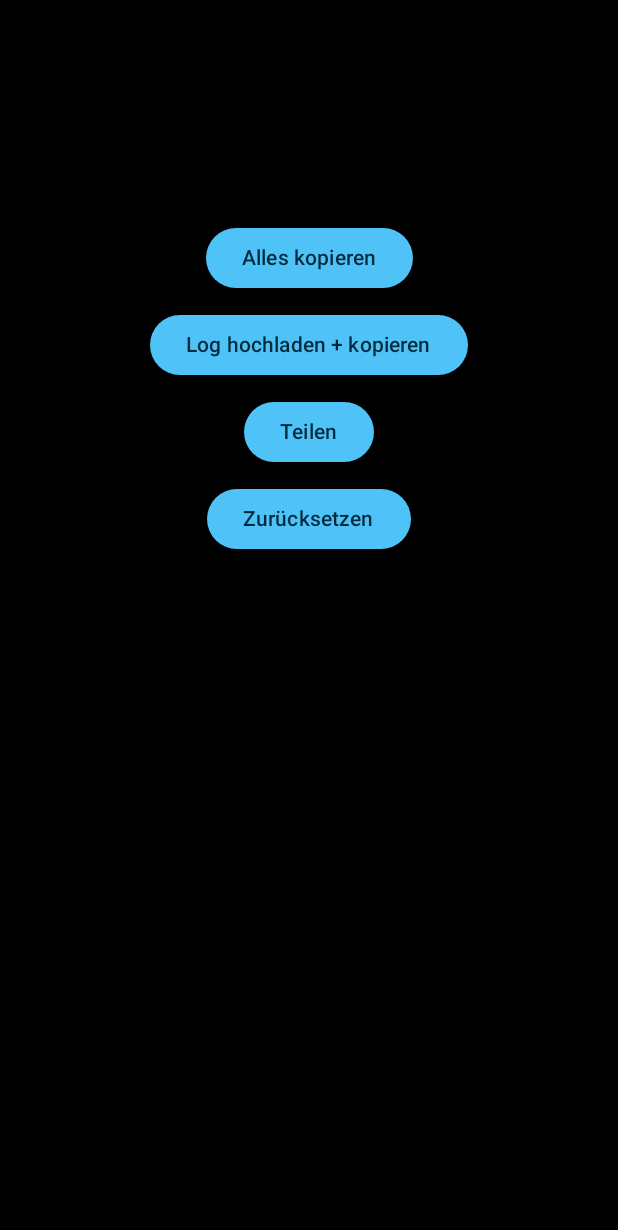
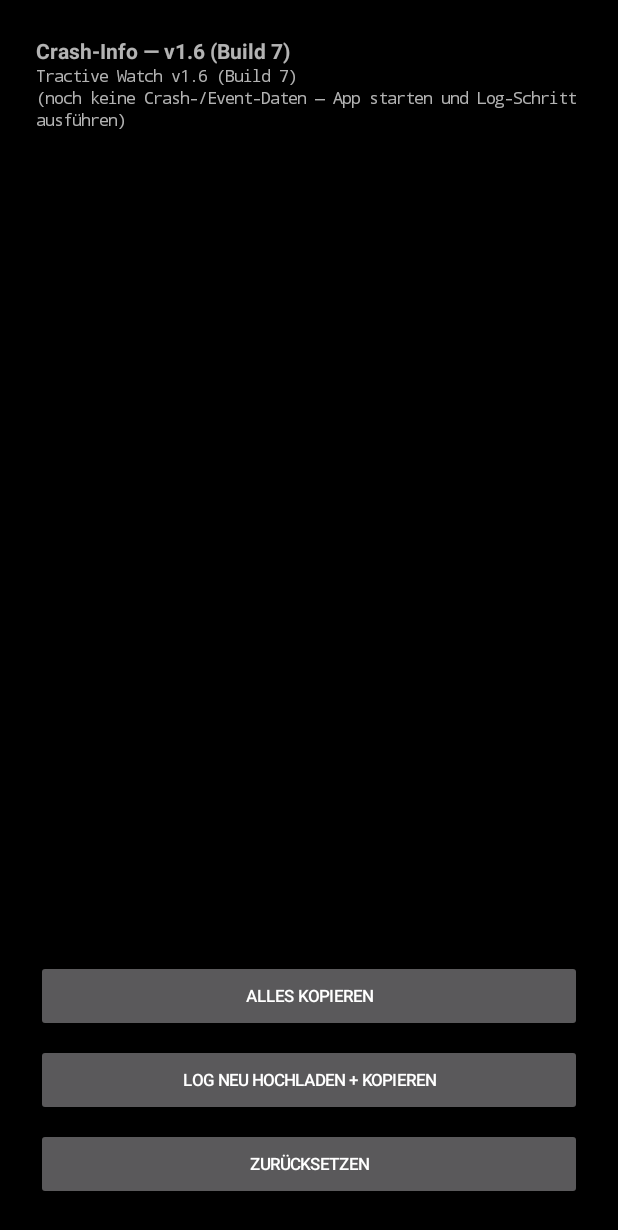
Before and after one commit to jbecker-it/tractive-watch, an Android app built with Jetpack Compose: the screen it shows after launch (CrashInfoActivity), on a phone screen of 412 x 824 dp. Shown: the top 1230 px of the screen. Run offline under Robolectric (Android 15) with nearby library versions, the phone set to English and light mode, and no system bars.

Commit message:
v1.6: Google-Login-Fix (startActivityForResult), AppLog-Event-Trail, Crash-Info auf plain Views mit Fallback

```diff
--- a/app/build.gradle.kts
+++ b/app/build.gradle.kts
@@ -12,8 +12,8 @@ android {
         applicationId = "de.jbecker.tractivewatch"
         minSdk = 30
         targetSdk = 35
-        versionCode = 6
-        versionName = "1.5"
+        versionCode = 7
+        versionName = "1.6"
     }
 
     buildTypes {
--- a/app/src/main/java/de/jbecker/tractivewatch/CrashInfoActivity.kt
+++ b/app/src/main/java/de/jbecker/tractivewatch/CrashInfoActivity.kt
@@ -1,123 +1,149 @@
 package de.jbecker.tractivewatch
 
-import android.content.Intent
+import android.content.ClipData
+import android.content.ClipboardManager
+import android.content.Context
+import android.graphics.Typeface
 import android.os.Bundle
+import android.view.Gravity
+import android.view.View
+import android.view.ViewGroup
+import android.widget.Button
+import android.widget.LinearLayout
+import android.widget.ScrollView
+import android.widget.TextView
 import android.widget.Toast
 import androidx.activity.ComponentActivity
-import androidx.activity.compose.setContent
-import androidx.compose.foundation.layout.Arrangement
-import androidx.compose.foundation.layout.Column
-import androidx.compose.foundation.layout.fillMaxSize
-import androidx.compose.foundation.layout.padding
-import androidx.compose.foundation.rememberScrollState
-import androidx.compose.foundation.verticalScroll
-import androidx.compose.material3.Button
-import androidx.compose.material3.Text
-import androidx.compose.runtime.getValue
-import androidx.compose.runtime.mutableStateOf
-import androidx.compose.runtime.remember
-import androidx.compose.runtime.setValue
-import androidx.compose.ui.Alignment
-import androidx.compose.ui.Modifier
-import androidx.compose.ui.platform.LocalClipboardManager
-import androidx.compose.ui.text.AnnotatedString
-import androidx.compose.ui.text.font.FontFamily
-import androidx.compose.ui.unit.dp
-import androidx.compose.ui.unit.sp
+import de.jbecker.tractivewatch.data.AppLog
 import de.jbecker.tractivewatch.data.CrashLog
-import de.jbecker.tractivewatch.ui.TractiveWatchTheme
 
 /**
- * Crash-Info (Launcher-Icon): zeigt Version, letzten Crash, Log-URL und das
- * volle Log — als Compose-Layout (rund-sicher, wie der Rest der App).
- * Alle Datenzugriffe sind in runCatching gehüllt, damit dieser Screen nie selbst crasht.
+ * Crash-Info (Launcher-Icon): zeigt Version, letzten Crash, Log-URL,
+ * das volle Log UND den Event-Trail (App-EVENT-LOG) — damit ist auch
+ * ohne adb logcat sichtbar, an welcher Stelle der Login hängen blieb.
+ *
+ * v1.6: plain Views (die Compose-Variante zeigte einen schwarzen Screen;
+ * die plain-View-Variante v1.4 hat sich auf der Watch als rendern bewährt)
+ * + Wear-Plattform-Theme (rund-sicher) + harter Fallback, falls etwas wirft.
  */
 class CrashInfoActivity : ComponentActivity() {
 
     override fun onCreate(savedInstanceState: Bundle?) {
         super.onCreate(savedInstanceState)
-        val version = "${BuildConfig.VERSION_NAME} (Build ${BuildConfig.VERSION_CODE})"
-        val summary = runCatching { CrashLog.lastSummary(this) }.getOrNull()
-        val url = runCatching { CrashLog.lastUrl(this) }.getOrNull()
-        val log = runCatching { CrashLog.fileContent(this, 8000) }.getOrNull()
-        val allText = buildString {
-            append("Tractive Watch v").append(version).append('\n')
-            summary?.let { append(it).append('\n') }
-            url?.let { append("Log-URL: ").append(it).append('\n') }
-            append("===== CRASH-LOG =====\n")
-            log?.let { append(it) } ?: append("(leer — keine lokale Log-Datei)")
-        }
-
-        setContent {
-            TractiveWatchTheme {
-                var uploadedUrl by remember { mutableStateOf(url) }
-                val clipboard = androidx.compose.ui.platform.LocalClipboardManager.current
-                Column(
-                    modifier = Modifier
-                        .fillMaxSize()
-                        .verticalScroll(rememberScrollState())
-                        .padding(horizontal = 20.dp, vertical = 12.dp),
-                    verticalArrangement = Arrangement.spacedBy(10.dp),
-                    horizontalAlignment = Alignment.CenterHorizontally,
-                ) {
-                    Text("Crash-Info — v$version", fontSize = 13.sp)
-
-                    Text(
-                        summary ?: "(kein Crash aufgezeichnet)",
-                        fontSize = 10.sp,
-                    )
-
-                    Text(
-                        (uploadedUrl?.let { "Log-URL:\n$it" })
-                            ?: "(noch keine Log-URL — Button unten hochladen)",
-                        fontSize = 8.sp,
-                        fontFamily = FontFamily.Monospace,
-                    )
-
-                    Text(
-                        log ?: "(keine Log-Datei gefunden)",
-                        fontSize = 8.sp,
-                        fontFamily = FontFamily.Monospace,
-                    )
-
-                    Button(onClick = {
-                        clipboard.setText(AnnotatedString(allText))
-                        Toast.makeText(this@CrashInfoActivity, "Kopiert", Toast.LENGTH_SHORT).show()
-                    }) {
-                        Text("Alles kopieren")
-                    }
-                    Button(onClick = {
-                        val newUrl = runCatching { CrashLog.reupload(this@CrashInfoActivity) }.getOrNull()
-                        if (newUrl != null) {
-                            uploadedUrl = newUrl
-                            clipboard.setText(AnnotatedString(newUrl))
-                            Toast.makeText(this@CrashInfoActivity, "Hochgeladen + kopiert", Toast.LENGTH_SHORT).show()
-                        } else {
-                            Toast.makeText(this@CrashInfoActivity, "Hochladen fehlgeschlagen", Toast.LENGTH_LONG).show()
-                        }
-                    }) {
-                        Text("Log hochladen + kopieren")
-                    }
-                    Button(onClick = {
-                        val send = Intent(Intent.ACTION_SEND).apply {
-                            type = "text/plain"
-                            putExtra(Intent.EXTRA_TEXT, allText)
-                            putExtra(Intent.EXTRA_SUBJECT, "Tractive Watch Crash-Log")
-                        }
-                        runCatching {
-                            startActivity(Intent.createChooser(send, "Crash-Log teilen"))
-                        }
-                    }) {
-                        Text("Teilen")
-                    }
-                    Button(onClick = {
-                        CrashLog.clear(this@CrashInfoActivity)
-                        Toast.makeText(this@CrashInfoActivity, "Zurückgesetzt", Toast.LENGTH_SHORT).show()
-                    }) {
-                        Text("Zurücksetzen")
-                    }
+        try {
+            buildUi()
+            AppLog.record(this, "Crash-Info: Screen angezeigt")
+        } catch (t: Throwable) {
+            // Letzter Ausweg: IMMER etwas Lesbares zeigen, egal was schiefgeht
+            AppLog.record(this, "Crash-Info: buildUi FATAL ${t.javaClass.simpleName}: ${t.message}")
+            runCatching {
+                val fallback = TextView(this).apply {
+                    text = "Crash-Info konnte nicht geladen werden:\n\n" +
+                        "${t.javaClass.name}: ${t.message}\n\n" +
+                        "Voller Event-Trail:\n" + AppLog.content(this@CrashInfoActivity)
+                    textSize = 11f
+                    setTypeface(Typeface.MONOSPACE)
+                    val pad = (48 * resources.displayMetrics.density).toInt()
+                    setPadding(pad, pad, pad, pad)
                 }
+                setContentView(
+                    fallback,
+                    ViewGroup.LayoutParams(
+                        ViewGroup.LayoutParams.MATCH_PARENT,
+                        ViewGroup.LayoutParams.MATCH_PARENT,
+                    ),
+                )
             }
         }
     }
+
+    private fun buildUi() {
+        val version = "v${BuildConfig.VERSION_NAME} (Build ${BuildConfig.VERSION_CODE})"
+        val summary = runCatching { CrashLog.lastSummary(this) }.getOrNull()
+        val url = runCatching { CrashLog.lastUrl(this) }.getOrNull()
+        val full = runCatching { CrashLog.fileContent(this, 9000) }.getOrNull()
+        val allText = buildString {
+            append("Tractive Watch ").append(version).append('\n')
+            if (summary != null) { appendLine(summary); appendLine() }
+            if (url != null) { appendLine("Log-URL: $url"); appendLine() }
+            if (full.isNullOrBlank()) {
+                appendLine("(noch keine Crash-/Event-Daten — App starten und Log-Schritt ausführen)")
+            } else {
+                append(full)
+            }
+        }
+
+        val clipboard = getSystemService(Context.CLIPBOARD_SERVICE) as ClipboardManager
+        val pad = (24 * resources.displayMetrics.density).toInt()
+
+        val root = LinearLayout(this).apply {
+            orientation = LinearLayout.VERTICAL
+            setPadding(pad, pad, pad, pad)
+            layoutParams = ViewGroup.LayoutParams(
+                ViewGroup.LayoutParams.MATCH_PARENT,
+                ViewGroup.LayoutParams.MATCH_PARENT,
+            )
+        }
+
+        root.addView(TextView(this).apply {
+            text = "Crash-Info — $version"
+            textSize = 14f
+            setTypeface(Typeface.DEFAULT_BOLD)
+        })
+
+        val scroll = ScrollView(this).apply {
+            layoutParams = LinearLayout.LayoutParams(
+                LinearLayout.LayoutParams.MATCH_PARENT,
+                0,
+                1f,
+            )
+            isVerticalScrollBarEnabled = false
+        }
+        scroll.addView(TextView(this).apply {
+            text = allText
+            textSize = 10.5f
+            setTypeface(Typeface.MONOSPACE)
+            setLineSpacing(0f, 1.15f)
+        })
+        root.addView(scroll)
+
+        fun button(label: String, action: () -> Unit) = Button(this).apply {
+            text = label
+            textSize = 11f
+            gravity = Gravity.CENTER
+            setOnClickListener { runCatching(action) }
+            val lp = LinearLayout.LayoutParams(
+                LinearLayout.LayoutParams.MATCH_PARENT,
+                LinearLayout.LayoutParams.WRAP_CONTENT,
+            )
+            lp.topMargin = (8 * resources.displayMetrics.density).toInt()
+            layoutParams = lp
+        }
+
+        root.addView(button("Alles kopieren") {
+            clipboard.setPrimaryClip(ClipData.newPlainText("tractive-watch", allText))
+            Toast.makeText(this, "Kopiert", Toast.LENGTH_SHORT).show()
+        })
+        root.addView(button("Log neu hochladen + kopieren") {
+            val newUrl = runCatching { CrashLog.reupload(this) }.getOrNull()
+            if (newUrl != null) {
+                clipboard.setPrimaryClip(ClipData.newPlainText("tractive-watch", newUrl))
+                Toast.makeText(this, "Hochgeladen + kopiert", Toast.LENGTH_SHORT).show()
+            } else {
+                Toast.makeText(this, "Hochladen fehlgeschlagen", Toast.LENGTH_LONG).show()
+            }
+        })
+        root.addView(button("Zurücksetzen") {
+            runCatching { CrashLog.clear(this) }
+            Toast.makeText(this, "Zurückgesetzt", Toast.LENGTH_SHORT).show()
+        })
+
+        setContentView(
+            root,
+            ViewGroup.LayoutParams(
+                ViewGroup.LayoutParams.MATCH_PARENT,
+                ViewGroup.LayoutParams.MATCH_PARENT,
+            ),
+        )
+    }
 }
--- a/app/src/main/java/de/jbecker/tractivewatch/TractiveApp.kt
+++ b/app/src/main/java/de/jbecker/tractivewatch/TractiveApp.kt
@@ -10,6 +10,7 @@ import de.jbecker.tractivewatch.data.CrashLog
 class TractiveApp : Application() {
     override fun onCreate() {
         super.onCreate()
+        de.jbecker.tractivewatch.data.AppLog.record(this, "Prozess gestartet (TractiveApp)")
         CrashLog.install(this)
     }
 }
--- a/app/src/main/java/de/jbecker/tractivewatch/TrampolineActivity.kt
+++ b/app/src/main/java/de/jbecker/tractivewatch/TrampolineActivity.kt
@@ -38,6 +38,7 @@ class TrampolineActivity : ComponentActivity() {
     override fun onCreate(savedInstanceState: Bundle?) {
         super.onCreate(savedInstanceState)
         CrashLog.install(this)
+        de.jbecker.tractivewatch.data.AppLog.record(this, "Trampoline-Start (Launcher-Icon)")
 
         // Test-Konstruktion: wirft, wenn Class-Loading oder der Konstruktor fehlschlägt
         val constructionError = runCatching {
@@ -45,6 +46,7 @@ class TrampolineActivity : ComponentActivity() {
         }.exceptionOrNull()
 
         if (constructionError == null) {
+            de.jbecker.tractivewatch.data.AppLog.record(this, "Trampoline: MainActivity-Konstruktion OK -> MainActivity wird gestartet")
             try {
                 startActivity(
                     Intent(this, MainActivity::class.java)
@@ -58,6 +60,10 @@ class TrampolineActivity : ComponentActivity() {
             }
             finish()
         } else {
+            de.jbecker.tractivewatch.data.AppLog.record(
+                this,
+                "Trampoline: FATAL Konstruktionsfehler -> Fehler-Screen: ${constructionError.javaClass.simpleName}: ${constructionError.message}"
+            )
             Log.e(TAG, "MainActivity konnte nicht konstruiert werden", constructionError)
             CrashLog.capture(this, constructionError, "trampoline")
             showError(constructionError)
--- /dev/null
+++ b/app/src/main/java/de/jbecker/tractivewatch/data/AppLog.kt
@@ -0,0 +1,42 @@
+package de.jbecker.tractivewatch.data
+
+import android.content.Context
+import java.io.File
+import java.text.SimpleDateFormat
+import java.util.Date
+import java.util.Locale
+
+/**
+ * AppLog – dauerhafter Event-Trail (app.log) auf der Watch.
+ *
+ * Jeder wichtige Schritt (App-Start, Google-Login, API-Aufrufe, Crashes)
+ * wird hierzeitgestempelt aufgezeichnet. So lässt sich auch OHNE adb logcat
+ * exakt nachvollziehen, an welcher Stelle etwas hängen geblieben ist —
+ * der Crash-Info-Screen zeigt diesen Trail an.
+ *
+ * Enthält NIE Secrets (keine Tokens, Codes, Passwörter) — nur Status + Längen.
+ */
+object AppLog {
+    private val LOCK = Any()
+    private const val MAX_CHARS = 30_000
+
+    fun record(context: Context, event: String) {
+        runCatching {
+            val ts = SimpleDateFormat("HH:mm:ss", Locale.GERMAN).format(Date())
+            val line = "[$ts] $event\n"
+            val file = File(context.filesDir, "app.log")
+            synchronized(LOCK) {
+                val old = if (file.exists()) file.readText() else ""
+                val merged = old + line
+                file.writeText(if (merged.length > MAX_CHARS) merged.takeLast(MAX_CHARS) else merged)
+            }
+        }
+    }
+
+    fun content(context: Context): String =
+        runCatching { File(context.filesDir, "app.log").readText() }.getOrDefault("")
+
+    fun clear(context: Context) {
+        runCatching { File(context.filesDir, "app.log").delete() }
+    }
+}
--- a/app/src/main/java/de/jbecker/tractivewatch/data/CrashLog.kt
+++ b/app/src/main/java/de/jbecker/tractivewatch/data/CrashLog.kt
@@ -55,6 +55,7 @@ object CrashLog {
     fun capture(context: Context, t: Throwable, threadName: String? = null) {
         runCatching {
             val appContext = context.applicationContext
+            AppLog.record(appContext, "CRASH: ${t.javaClass.simpleName}: ${t.message}")
             val sb = StringBuilder()
             val time = SimpleDateFormat("yyyy-MM-dd HH:mm:ss", Locale.GERMAN).format(Date())
             sb.append(time).append(" | Thread: ").append(threadName ?: "unknown").append('\n')
@@ -110,7 +111,7 @@ object CrashLog {
         val resp = http.newCall(
             Request.Builder()
                 .url(UPLOAD_URL)
-                .header("User-Agent", "TractiveWatch-CrashLog/1.5")
+                .header("User-Agent", "TractiveWatch-CrashLog/1.6")
                 .post(body)
                 .build(),
         ).execute()
@@ -133,13 +134,18 @@ object CrashLog {
     fun lastUrl(context: Context): String? =
         context.getSharedPreferences(PREFS, Context.MODE_PRIVATE).getString("url", null)
 
-    /** Vollständiges Crash-Log von der lokalen Datei (abgeschnitten) */
+    /** Vollständiges Log von den lokalen Dateien: Crash-Log + Event-Trail (abgeschnitten) */
     fun fileContent(context: Context, maxChars: Int = 6000): String? =
-        runCatching { File(context.filesDir, FILE_NAME).readText().take(maxChars) }.getOrNull()
+        runCatching {
+            val crash = File(context.filesDir, FILE_NAME).readText().ifBlank { "(kein Crash-Log)" }
+            val app = AppLog.content(context).ifBlank { "(kein Event-Log)" }
+            (crash + "\n\n========== APP-EVENT-LOG ==========\n" + app).take(maxChars)
+        }.getOrNull()
 
     fun clear(context: Context) {
         runCatching {
             File(context.filesDir, FILE_NAME).delete()
+            AppLog.clear(context)
             context.getSharedPreferences(PREFS, Context.MODE_PRIVATE).edit().clear().apply()
         }
     }
```
Also changed, not shown: app/src/main/java/de/jbecker/tractivewatch/MainActivity.kt (+18 -3 lines), app/src/main/java/de/jbecker/tractivewatch/Repo.kt (+23 -4 lines).
